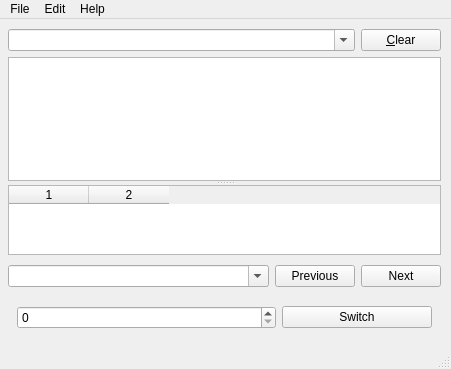
First picture: the form in src/LogViewer/ui/main_window.ui, repository monal-im/DebugTools, before the edit.
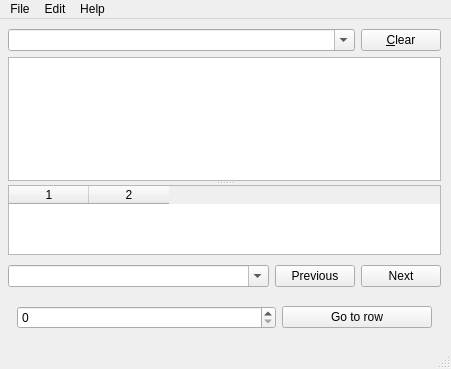
Second picture: the form after the edit.

Commit message: [MLV] Fix goto and search interaction

```diff
--- a/src/LogViewer/ui/main_window.ui
+++ b/src/LogViewer/ui/main_window.ui
@@ -234,7 +234,7 @@
           </size>
          </property>
          <property name="text">
-          <string>Switch</string>
+          <string>Go to row</string>
          </property>
         </widget>
        </item>
```
Left out of the diff: 2 changed lines with no effect on the pictures. The commit also changes 1 other file.
